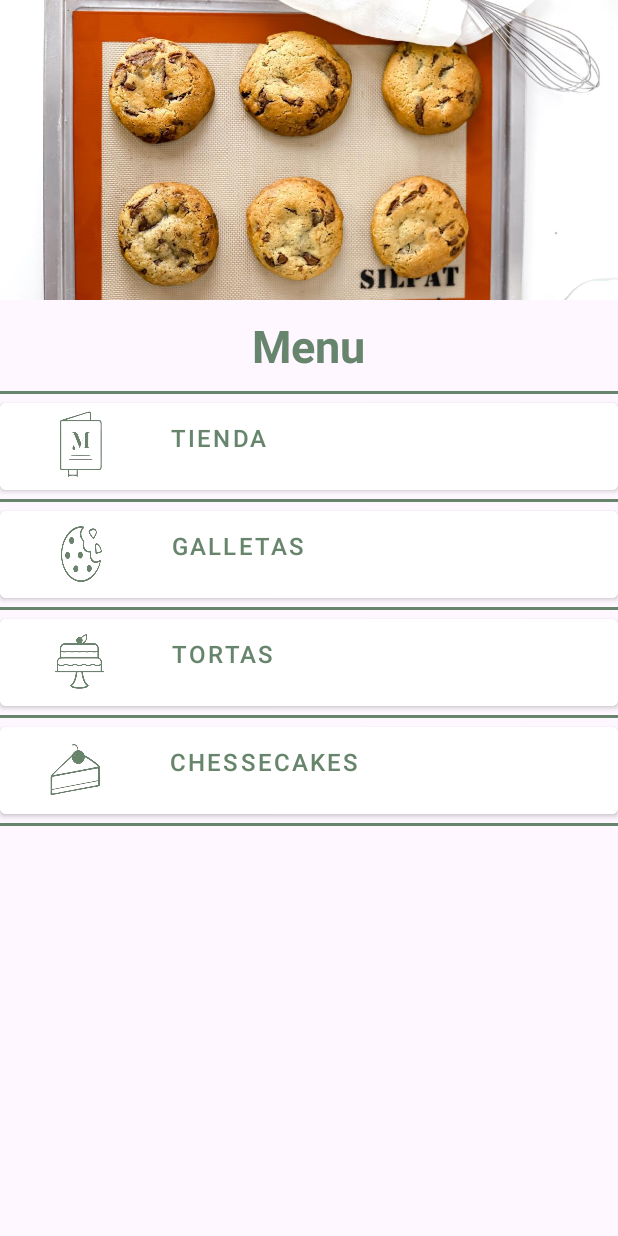
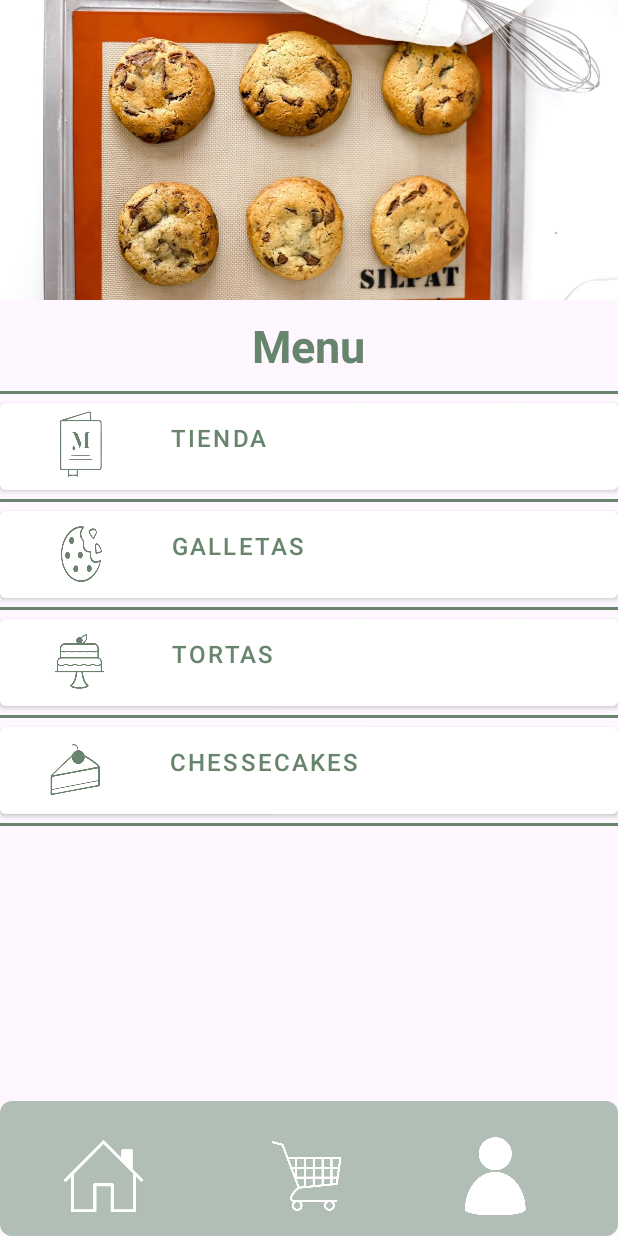
Before and after one commit to AdriBc16/ProjectMacadamia, an Android app: the activity_cliente screen opened directly, with no data from a screen before it, on a phone screen of 412 x 824 dp. Run offline under Robolectric (Android 15) with nearby library versions, the phone set to English and light mode, and no system bars.

Commit message:
Casi todas las interfaces terminadas

```diff
--- a/app/src/main/res/layout/activity_cliente.xml
+++ b/app/src/main/res/layout/activity_cliente.xml
@@ -1,7 +1,12 @@
 <?xml version="1.0" encoding="utf-8"?>
-<LinearLayout xmlns:android="http://schemas.android.com/apk/res/android"
+<FrameLayout xmlns:android="http://schemas.android.com/apk/res/android"
     xmlns:app="http://schemas.android.com/apk/res-auto"
     android:id="@+id/main"
+    android:layout_width="match_parent"
+    android:layout_height="match_parent"
+    android:orientation="vertical">
+
+    <LinearLayout
         android:layout_width="match_parent"
         android:layout_height="match_parent"
         android:orientation="vertical">
@@ -23,11 +28,6 @@
             android:textColor="@color/dark_green"
             android:textSize="30sp"
             android:textStyle="bold" />
-
-    <LinearLayout
-        android:layout_width="match_parent"
-        android:layout_height="wrap_content"
-        android:orientation="vertical">
 
         <View
             android:layout_width="match_parent"
@@ -110,6 +110,53 @@
             android:layout_width="match_parent"
             android:layout_height="2dp"
             android:background="@color/dark_green" />
+    </LinearLayout>
+
+    <View
+        android:layout_width="match_parent"
+        android:layout_height="90dp"
+        android:layout_gravity="bottom"
+        android:background="@drawable/views" />
+
+    <LinearLayout
+        android:layout_width="match_parent"
+        android:layout_height="match_parent"
+        android:gravity="bottom">
+
+        <ImageButton
+
+            android:layout_width="60dp"
+            android:layout_height="60dp"
+            android:layout_marginStart="40dp"
+            android:layout_marginBottom="10dp"
+            android:background="@null"
+            android:contentDescription="@string/home"
+            android:scaleType="fitCenter"
+            android:src="@drawable/casita" />
+
+        <ImageButton
+            android:id="@+id/carrito"
+            android:layout_width="60dp"
+            android:layout_height="60dp"
+            android:layout_marginStart="80dp"
+            android:layout_marginBottom="10dp"
+            android:background="@null"
+            android:contentDescription="@string/shoppingCart"
+            android:scaleType="fitCenter"
+            android:src="@drawable/carrito" />
+
+        <ImageButton
+            android:id="@+id/userProfile"
+            android:layout_width="60dp"
+            android:layout_height="60dp"
+            android:layout_marginStart="60dp"
+            android:layout_marginBottom="10dp"
+            android:background="@null"
+            android:contentDescription="@string/profileU"
+            android:scaleType="fitCenter"
+            android:src="@drawable/persona" />
 
     </LinearLayout>
-</LinearLayout>
+
+
+</FrameLayout>
```
Also changed, not shown: app/src/main/res/layout/activity_produccion.xml (+46 -6 lines). Lines whose indentation alone changed are shown as unchanged.
